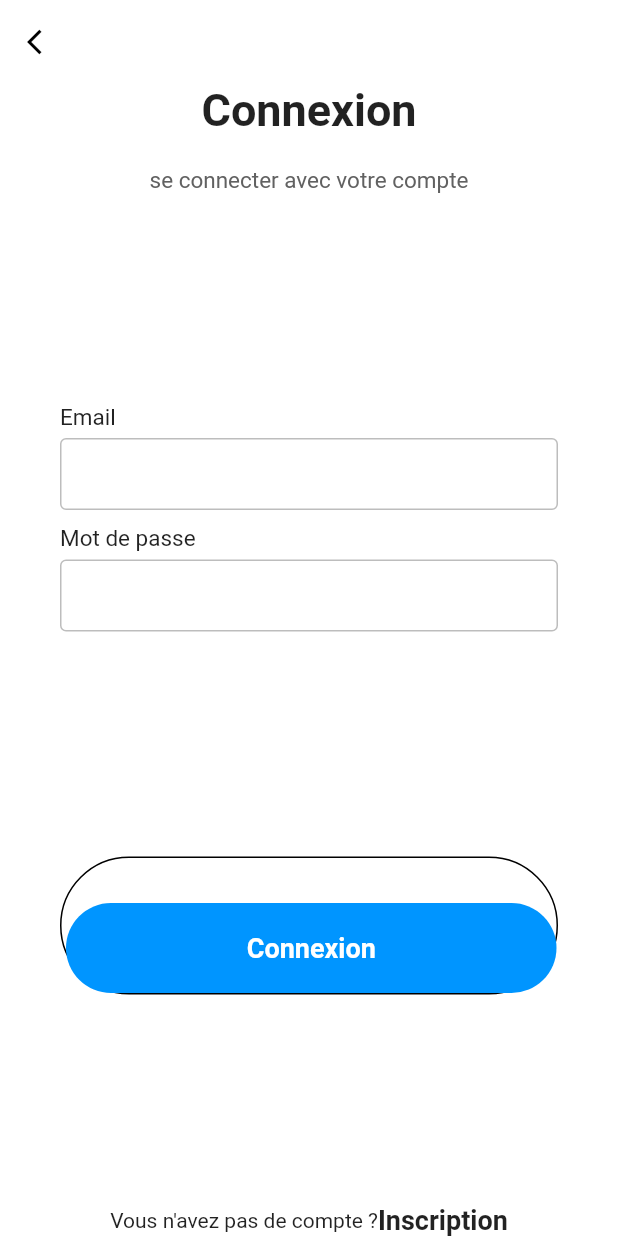
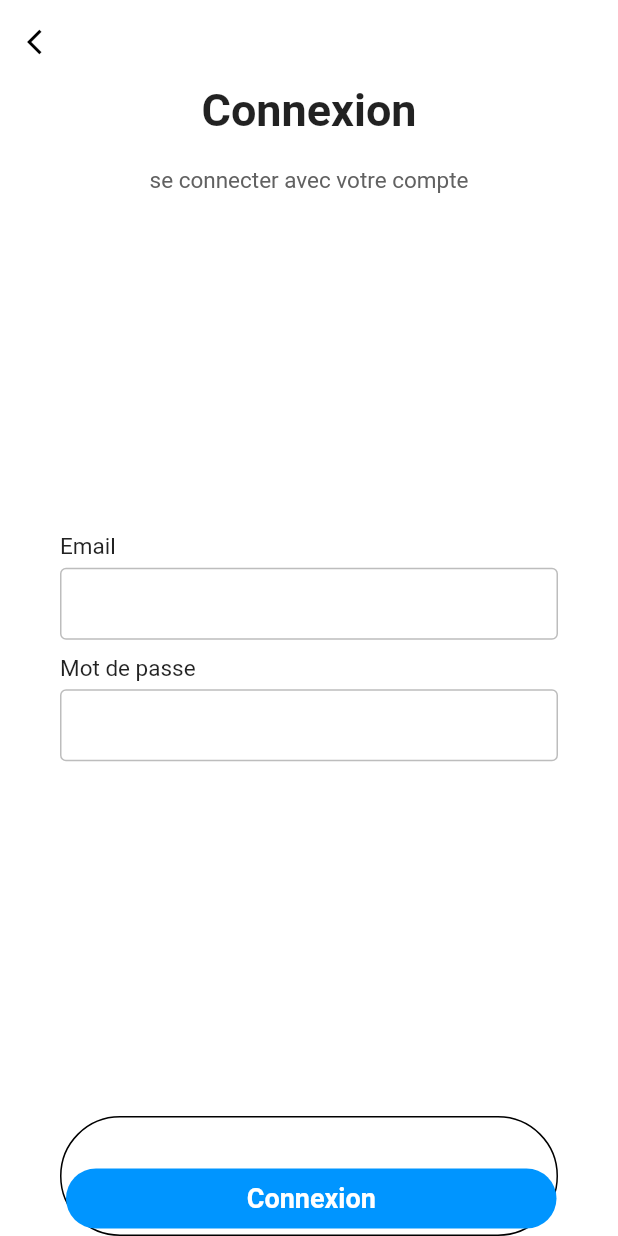
Before and after one commit to Scott-Tresor/school-tp, a Flutter app: the screen it shows after launch, after a tap on "Connexion", on a phone screen of 412 x 824 dp. Run offline on Flutter 3.47's test engine with Material 2 defaults, Android fonts, the phone set to English and light mode, and no system bars; our stand-ins replace firebase_auth; accounts and stored records are empty.

```diff
--- a/lib/main.dart
+++ b/lib/main.dart
@@ -1,12 +1,10 @@
-import 'package:firebase_core/firebase_core.dart';
 import 'package:flutter/material.dart';
-import 'package:flutter_app/ui/home.dart';
+
+import 'file:///D:/DONNEES/PROJETS/flutter_app/lib/ui/components/splash.dart';
 
 void main() async {
-  WidgetsFlutterBinding.ensureInitialized();
-  await Firebase.initializeApp();
   runApp(MaterialApp(
     debugShowCheckedModeBanner: false,
-    home: Home(),
+    home: SplashPage(),
   ));
 }
--- a/lib/ui/screens/login.dart
+++ b/lib/ui/auth/login.dart
@@ -1,12 +1,13 @@
 import 'package:firebase_auth/firebase_auth.dart';
 import 'package:flutter/material.dart';
 import 'package:flutter/services.dart';
-import 'package:flutter_app/structure/home.dart';
+import 'package:flutter_app/ui/apps/home.dart';
 
 final auth = FirebaseAuth.instance;
 
-class Login extends StatelessWidget {
+class LoginPage extends StatelessWidget {
   String _email, _password;
+
   @override
   Widget build(BuildContext context) {
     return Scaffold(
@@ -88,18 +89,18 @@ class Login extends StatelessWidget {
                         ),
                         child: MaterialButton(
                           minWidth: double.infinity,
-                          height: 60,
-                          onPressed: (){
-                            auth.signInWithEmailAndPassword(email: _email, password: _password);
-                            Navigator.of(context).pushReplacement(
-                              MaterialPageRoute(builder: (context) => HomePage())
-                            );
-                          },
-                          color: Color(0xff0095FF),
-                          elevation: 0,
-                          shape: RoundedRectangleBorder(
-                              borderRadius: BorderRadius.circular(50)
-                          ),
+                        height: 40,
+                        onPressed: () {
+                          auth.signInWithEmailAndPassword(
+                              email: _email, password: _password);
+                          Navigator.of(context).pushReplacement(
+                              MaterialPageRoute(
+                                  builder: (context) => HomePage()));
+                        },
+                        color: Color(0xff0095FF),
+                        elevation: 0,
+                        shape: RoundedRectangleBorder(
+                            borderRadius: BorderRadius.circular(50)),
                           child: Text(
                             "Connexion",
                             style: TextStyle(
@@ -111,16 +112,6 @@ class Login extends StatelessWidget {
                         ),
                       ),
                   ),
-                  Row(
-                    mainAxisAlignment: MainAxisAlignment.center,
-                    children: [
-                      Text("Vous n'avez pas de compte ?"),
-                      Text("Inscription", style: TextStyle(
-                        fontWeight: FontWeight.w600,
-                        fontSize: 18
-                      ),)
-                    ],
-                  )
                 ],
               ),
             )
--- a/lib/ui/home.dart
+++ b/lib/ui/components/splash.dart
@@ -1,8 +1,9 @@
 import 'package:flutter/material.dart';
-import 'package:flutter_app/ui/screens/login.dart';
-import 'package:flutter_app/ui/screens/register.dart';
+import 'package:flutter_app/ui/auth/login.dart';
 
-class Home extends StatelessWidget {
+import '../auth/register.dart';
+
+class SplashPage extends StatelessWidget {
   @override
   Widget build(BuildContext context) {
     return Scaffold(
@@ -21,8 +22,7 @@ class Home extends StatelessWidget {
                     "Bienvenue",
                     style: TextStyle(
                         fontWeight: FontWeight.bold,
-                        fontSize: 30
-                    ),
+                        fontSize: 25),
                   ),
                   SizedBox(height: 20,),
                   Text(
@@ -30,7 +30,7 @@ class Home extends StatelessWidget {
                     textAlign: TextAlign.center,
                     style: TextStyle(
                       color: Colors.grey[700],
-                      fontSize: 15,
+                      fontSize: 14,
                     ),
                   )
                 ],
@@ -43,23 +43,17 @@ class Home extends StatelessWidget {
                     )
                 ),
               ),
-
               Column(
                 children: [
                   MaterialButton(
                     minWidth: double.infinity,
-                    height: 60,
-                    onPressed: (){
-                      Navigator.push(
-                          context,
-                          MaterialPageRoute(
-                              builder: (context) => Login()
-                          )
-                      );
+                    height: 40,
+                    onPressed: () {
+                      Navigator.push(context,
+                          MaterialPageRoute(builder: (context) => LoginPage()));
                     },
                     shape: RoundedRectangleBorder(
-                      side: BorderSide(
-                        color: Colors.black
+                        side: BorderSide(color: Colors.black
                       ),
                       borderRadius: BorderRadius.circular(50)
                     ),
@@ -67,31 +61,26 @@ class Home extends StatelessWidget {
                       "Connexion",
                       style: TextStyle(
                         fontWeight: FontWeight.w600,
-                        fontSize: 18
-                      ),
+                          fontSize: 17),
                     ),
                   ),
                   SizedBox(height: 20,),
                   MaterialButton(
                     minWidth: double.infinity,
-                    height: 60,
-                    onPressed: (){
-                      Navigator.push(
-                        context,
-                        MaterialPageRoute(builder: (context) => Register())
-                      );
+                    height: 40,
+                    onPressed: () {
+                      Navigator.push(context,
+                          MaterialPageRoute(builder: (context) => Register()));
                     },
                     color: Color(0xff0095FF),
                     shape: RoundedRectangleBorder(
-                      borderRadius: BorderRadius.circular(50)
-                    ),
+                        borderRadius: BorderRadius.circular(50)),
                     child: Text(
                       "Enregistrement",
                       style: TextStyle(
                         color: Colors.white,
                         fontWeight: FontWeight.w600,
-                        fontSize: 18
-                      ),
+                          fontSize: 17),
                     ),
                   )
                 ],
--- a/pubspec.yaml
+++ b/pubspec.yaml
@@ -29,7 +29,7 @@ dependencies:
   # Use with the CupertinoIcons class for iOS style icons.
   cupertino_icons: ^1.0.0
   firebase_auth: ^1.1.0
-  firebase_core: ^1.0.3
+  cloud_firestore: ^1.0.6
 
 dev_dependencies:
   flutter_test:
```
Also changed, not shown: lib/ui/apps/home.dart (renamed from lib/structure/home.dart), lib/ui/auth/register.dart (renamed from lib/ui/screens/register.dart), pubspec.lock, 1 other file.
